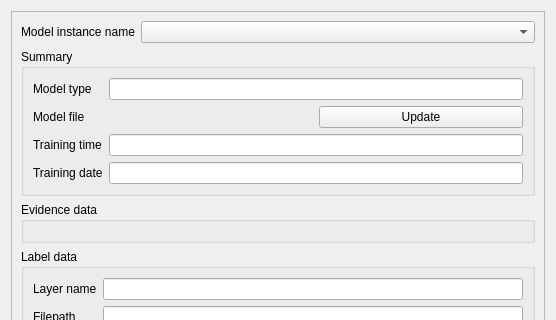
Above: eis_qgis_plugin/resources/ui/results/wizard_model_history.ui from GispoCoding/eis_qgis_plugin before the change; both pictures show x 0 to 556 and y 0 to 320 of the 556 by 659 pixel window. Below: the same form after it.
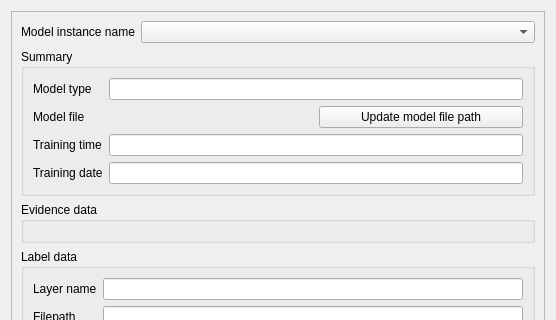
That is the form after the change. Custom widgets are drawn as their Qt base class.

Commit message: fix(wizard-history): fix currently viewed model changing when updating model file in History, add message and change button text

Patch:
```diff
--- a/eis_qgis_plugin/resources/ui/results/wizard_model_history.ui
+++ b/eis_qgis_plugin/resources/ui/results/wizard_model_history.ui
@@ -119,7 +119,7 @@
             <item>
              <widget class="QPushButton" name="update_model_file_btn">
               <property name="text">
-               <string>Update</string>
+               <string>Update model file path</string>
               </property>
              </widget>
             </item>
```
The commit also changes 1 other file.
